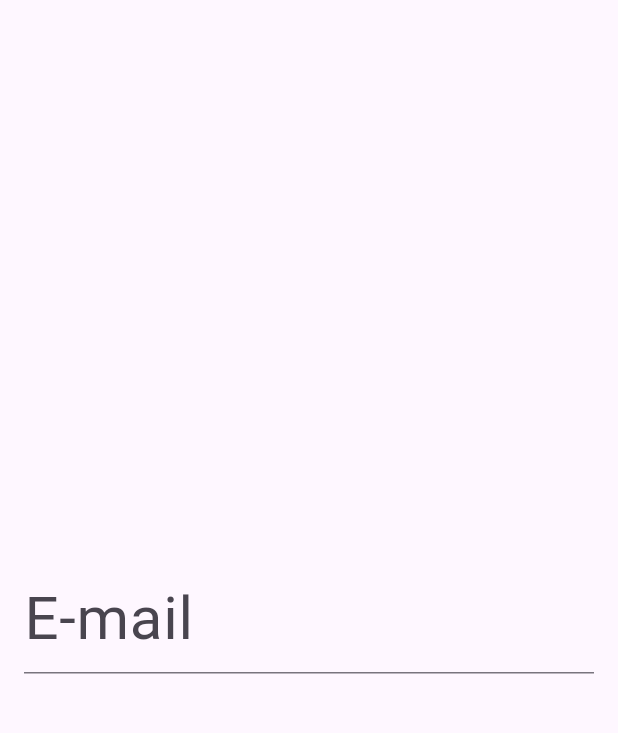
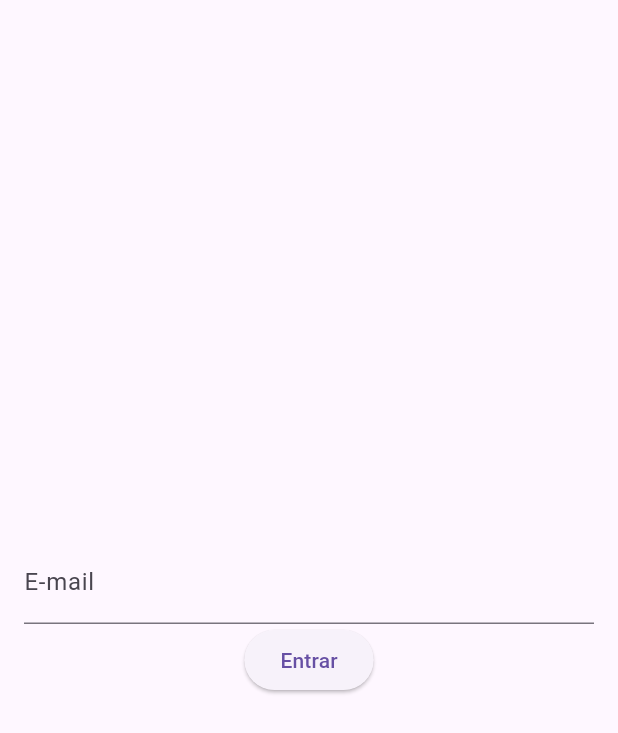
Before and after one commit to gabnugosi/todo_list, a Flutter app: the screen it shows after launch, on a phone screen of 412 x 824 dp. Shown: the top 733 px of the screen. Run offline on Flutter 3.47's test engine with Material 3 defaults, Android fonts, the phone set to English and light mode, and no system bars.

Commit message:
Aula 89 adição da função de login, alteração do layout da tela para a adição do center

```diff
--- a/lib/main.dart
+++ b/lib/main.dart
@@ -12,7 +12,7 @@ class MyApp extends StatelessWidget {
 
   @override
   Widget build(BuildContext context) {
-    return const MaterialApp(
+    return MaterialApp(
       debugShowCheckedModeBanner: false,
       home: TodoListPage(),
     );
--- a/lib/pages/todo_list_pages.dart
+++ b/lib/pages/todo_list_pages.dart
@@ -1,30 +1,38 @@
 import 'package:flutter/material.dart';
+import 'dart:developer';
 
 class TodoListPage extends StatelessWidget {
   //pode começar com stateles e se for necessário ir para stateful
-  const TodoListPage({super.key});
+  TodoListPage({super.key});
+
+  final TextEditingController emailController = TextEditingController();
 
   @override
   Widget build(BuildContext context) {
-    return const Scaffold(
+    return Scaffold(
       body: Center(
         child: Padding(
-          padding: EdgeInsets.symmetric(horizontal: 16),
-          child: TextField(
-            decoration: InputDecoration(
-              labelText: 'E-mail',
-              hintText: 'exemplo@exemplo.com',
-              //border: InputBorder.none,
-              errorText: null,
-              prefixText: 'R\$ ',
-              suffixText: 'cm',
-              labelStyle: TextStyle(fontSize: 40),
-            ),
-            keyboardType: TextInputType.emailAddress,
-            style: TextStyle(fontWeight: FontWeight.w700, color: Colors.purple),
+          padding: const EdgeInsets.symmetric(horizontal: 16),
+          child: Column(
+            mainAxisSize: MainAxisSize.min,
+            children: [
+              TextField(
+                controller: emailController,
+                decoration: const InputDecoration(labelText: 'E-mail'),
+              ),
+              ElevatedButton(
+                onPressed: login,
+                child: const Text('Entrar'),
+              ),
+            ],
           ),
         ),
       ),
     );
   }
+
+  void login() {
+    String text = emailController.text;
+    log('emailController = $text');
+  }
 }
```
